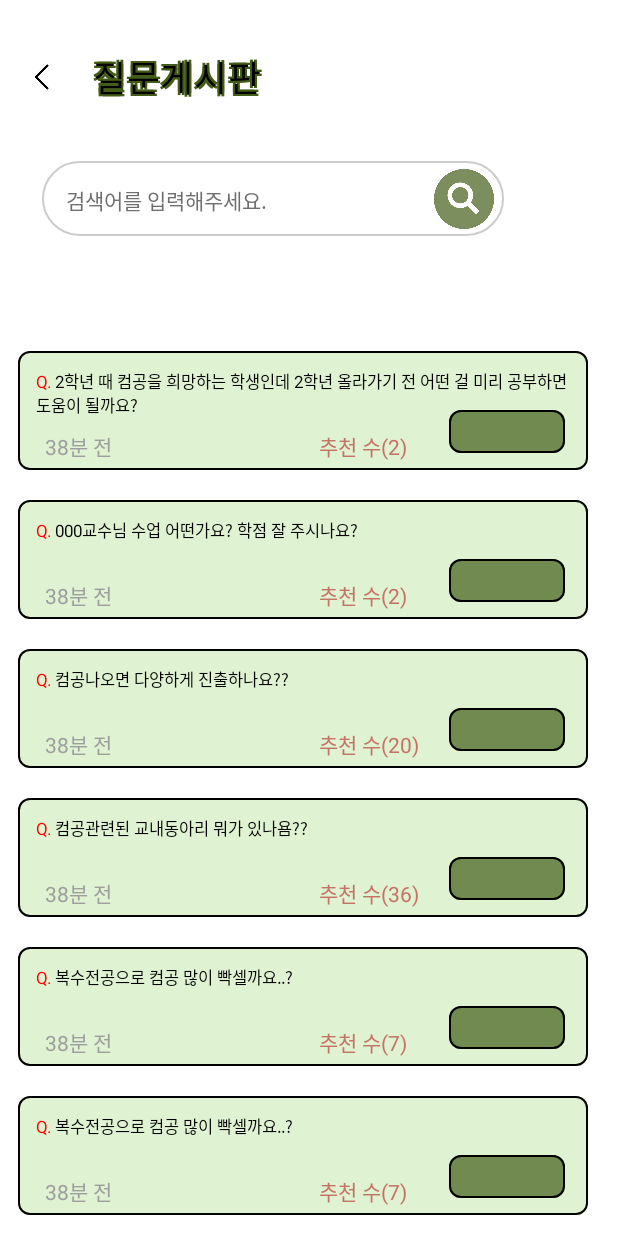
After one commit to KUmmIT-team2/KUSLS-Front, an Android app built with Jetpack Compose: the composable QnAScreen called with empty values, on a phone screen of 412 x 824 dp. The commit adds this screen. Run offline under Robolectric (Android 15) with nearby library versions, the phone set to English and light mode, and no system bars.

Commit message:
QnAScreen (질문게시판) 완료

```diff
--- /dev/null
+++ b/app/src/main/java/com/konkuk/kusls/component/SearchBox.kt
@@ -0,0 +1,49 @@
+package com.konkuk.kusls.component
+
+import androidx.compose.foundation.Image
+import androidx.compose.foundation.background
+import androidx.compose.foundation.border
+import androidx.compose.foundation.layout.Arrangement
+import androidx.compose.foundation.layout.Row
+import androidx.compose.foundation.layout.height
+import androidx.compose.foundation.layout.padding
+import androidx.compose.foundation.layout.size
+import androidx.compose.foundation.layout.width
+import androidx.compose.foundation.shape.RoundedCornerShape
+import androidx.compose.runtime.Composable
+import androidx.compose.ui.Alignment
+import androidx.compose.ui.Modifier
+import androidx.compose.ui.graphics.Color
+import androidx.compose.ui.res.painterResource
+import androidx.compose.ui.unit.dp
+import com.konkuk.kusls.R
+
+@Composable
+fun SearchBox(
+    baseplaceholder: String = "기본 입력창 내용",
+    value: String,
+    onValueChanged: (String) -> Unit,
+) {
+    Row(
+        modifier = Modifier
+            .padding(start = 28.dp, top = 38.dp, bottom = 5.dp)
+            .border(
+                width = 1.dp, color = Color(0xFFCCCCCC), shape = RoundedCornerShape(size = 70.dp)
+            )
+            .width(308.dp)
+            .height(50.dp)
+            .background(color = Color(0xFFFFFFFF), shape = RoundedCornerShape(size = 70.dp)),
+        horizontalArrangement = Arrangement.spacedBy(5.dp),
+        verticalAlignment = Alignment.CenterVertically,
+    ) {
+        SearchInputBox(
+            baseplaceholder = baseplaceholder, value = value, onValueChanged = onValueChanged
+        )
+
+        Image(
+            painter = painterResource(id = R.drawable.ic_qna_search),
+            contentDescription = "QnA Icon",
+            modifier = Modifier.size(40.dp)
+        )
+    }
+}
--- /dev/null
+++ b/app/src/main/java/com/konkuk/kusls/component/SearchInputBox.kt
@@ -0,0 +1,56 @@
+package com.konkuk.kusls.component
+
+import androidx.compose.foundation.border
+import androidx.compose.foundation.layout.Column
+import androidx.compose.foundation.layout.height
+import androidx.compose.foundation.layout.width
+import androidx.compose.foundation.shape.RoundedCornerShape
+import androidx.compose.material3.Text
+import androidx.compose.material3.TextField
+import androidx.compose.material3.TextFieldDefaults
+import androidx.compose.runtime.Composable
+import androidx.compose.ui.Modifier
+import androidx.compose.ui.graphics.Color
+import androidx.compose.ui.text.TextStyle
+import androidx.compose.ui.unit.dp
+import androidx.compose.ui.unit.sp
+
+
+@Composable
+fun SearchInputBox(
+    baseplaceholder: String = "기본 입력창 내용",
+    value: String,
+    onValueChanged: (String) -> Unit,
+    modifier: Modifier = Modifier
+) {
+    Column(
+        modifier = modifier
+    ) {
+        TextField(
+            value = value,
+            onValueChange = onValueChanged,
+            placeholder = {
+                Text(
+                    text = baseplaceholder,
+                    fontSize = 14.sp,
+                    color = Color(0xFF6F6F6F),
+                    style = TextStyle(
+                        lineHeight = 17.sp
+                    ),
+                    modifier = Modifier
+                )
+            },
+            colors = TextFieldDefaults.colors(
+                focusedIndicatorColor = Color.White,
+                unfocusedIndicatorColor = Color.White,
+                focusedContainerColor = Color.White,
+                unfocusedContainerColor = Color.White
+            ),
+            shape = RoundedCornerShape(6.dp),
+            modifier = Modifier
+                .width(256.dp)
+                .height(50.dp)
+                .border(width = 1.dp, color = Color.White)
+        )
+    }
+}
--- /dev/null
+++ b/app/src/main/java/com/konkuk/kusls/core/util/context/OutlinedText.kt
@@ -0,0 +1,46 @@
+package com.konkuk.kusls.core.util.context
+
+import androidx.compose.foundation.layout.Box
+import androidx.compose.foundation.layout.offset
+import androidx.compose.material3.Text
+import androidx.compose.runtime.Composable
+import androidx.compose.ui.Modifier
+import androidx.compose.ui.geometry.Offset
+import androidx.compose.ui.graphics.Color
+import androidx.compose.ui.unit.IntOffset
+import androidx.compose.ui.unit.TextUnit
+import androidx.compose.ui.unit.sp
+
+@Composable
+fun OutlinedText(
+    text: String,
+    fontSize: TextUnit = 20.sp,
+    color: Color = Color.White,
+    outlineColor: Color = Color.Black,
+    strokeWidth: Float = 4f,
+    modifier: Modifier = Modifier
+) {
+    Box(modifier = modifier) {
+        val offsets = listOf(
+            Offset(-strokeWidth, -strokeWidth),
+            Offset(strokeWidth, -strokeWidth),
+            Offset(-strokeWidth, strokeWidth),
+            Offset(strokeWidth, strokeWidth),
+        )
+        offsets.forEach { offset ->
+            Text(
+                text = text,
+                color = outlineColor,
+                fontSize = fontSize,
+                modifier = Modifier
+                    .offset { IntOffset(offset.x.toInt(), offset.y.toInt()) }
+            )
+        }
+
+        Text(
+            text = text,
+            color = color,
+            fontSize = fontSize,
+        )
+    }
+}
--- /dev/null
+++ b/app/src/main/java/com/konkuk/kusls/presentation/search/QnAData.kt
@@ -0,0 +1,6 @@
+package com.konkuk.kusls.presentation.search
+
+data class QnAData(
+    val title: String,
+    val recommend: Int,
+)
--- /dev/null
+++ b/app/src/main/java/com/konkuk/kusls/presentation/search/QnAScreen.kt
@@ -0,0 +1,134 @@
+package com.konkuk.kusls.presentation.search
+
+import androidx.compose.foundation.Image
+import androidx.compose.foundation.background
+import androidx.compose.foundation.layout.Arrangement
+import androidx.compose.foundation.layout.Column
+import androidx.compose.foundation.layout.Row
+import androidx.compose.foundation.layout.Spacer
+import androidx.compose.foundation.layout.fillMaxSize
+import androidx.compose.foundation.layout.padding
+import androidx.compose.foundation.layout.size
+import androidx.compose.foundation.lazy.LazyColumn
+import androidx.compose.foundation.lazy.items
+import androidx.compose.foundation.lazy.rememberLazyListState
+import androidx.compose.runtime.Composable
+import androidx.compose.runtime.getValue
+import androidx.compose.runtime.mutableStateOf
+import androidx.compose.runtime.remember
+import androidx.compose.runtime.setValue
+import androidx.compose.ui.Alignment
+import androidx.compose.ui.Modifier
+import androidx.compose.ui.graphics.Color
+import androidx.compose.ui.res.painterResource
+import androidx.compose.ui.tooling.preview.Preview
+import androidx.compose.ui.unit.dp
+import androidx.compose.ui.unit.sp
+import com.konkuk.kusls.R
+import com.konkuk.kusls.component.SearchBox
+import com.konkuk.kusls.core.util.context.OutlinedText
+import com.konkuk.kusls.presentation.search.component.QuestionBox
+
+@Composable
+fun QnAScreen(
+    modifier: Modifier = Modifier,
+    department: String
+) {
+    val lazyState = rememberLazyListState()
+    var value by remember { mutableStateOf("") }
+
+    Column(
+        modifier = modifier
+            .fillMaxSize()
+            .background(Color(0xFFFFFFFF))
+    ) {
+        Row(
+            modifier = Modifier.padding(top = 33.dp, start = 16.dp),
+            verticalAlignment = Alignment.CenterVertically
+        ) {
+            Image(
+                painter = painterResource(id = R.drawable.ic_arrow_left),
+                contentDescription = "QnA Left Arrow",
+                modifier = Modifier.size(24.dp)
+            )
+            Spacer(modifier = Modifier.size(15.dp))
+            OutlinedText(
+                text = "${department} 질문게시판",
+                fontSize = 24.sp,
+                color = Color.Black,
+                outlineColor = Color(0xFF435D18),
+                strokeWidth = 2f
+            )
+        }
+
+        SearchBox(
+            baseplaceholder = "검색어를 입력해주세요.",
+            value = value,
+            onValueChanged = { value = it }
+        )
+
+        val qnaList = listOf(
+            QnAData(
+                title = "2학년 때 컴공을 희망하는 학생인데 2학년 올라가기 전 어떤 걸 미리 공부하면 도움이 될까요?",
+                recommend = 2
+            ),
+            QnAData(
+                title = "000교수님 수업 어떤가요? 학점 잘 주시나요?",
+                recommend = 2
+            ),
+            QnAData(
+                title = "컴공나오면 다양하게 진출하나요??",
+                recommend = 20
+            ),
+            QnAData(
+                title = "컴공관련된 교내동아리 뭐가 있나욤??",
+                recommend = 36
+            ),
+            QnAData(
+                title = "복수전공으로 컴공 많이 빡셀까요..?",
+                recommend = 7
+            ),
+            QnAData(
+                title = "복수전공으로 컴공 많이 빡셀까요..?",
+                recommend = 7
+            ),
+            QnAData(
+                title = "복수전공으로 컴공 많이 빡셀까요..?",
+                recommend = 7
+            ),
+            QnAData(
+                title = "복수전공으로 컴공 많이 빡셀까요..?",
+                recommend = 7
+            ),
+            QnAData(
+                title = "복수전공으로 컴공 많이 빡셀까요..?",
+                recommend = 7
+            ),
+            QnAData(
+                title = "복수전공으로 컴공 많이 빡셀까요..?",
+                recommend = 7
+            ),
+        )
+
+        LazyColumn(
+            modifier = Modifier.padding(start = 12.dp, end = 12.dp, top = 71.dp),
+            state = lazyState,
+            verticalArrangement = Arrangement.spacedBy(20.dp)
+        ) {
+            items(qnaList) { qna ->
+                QuestionBox(
+                    title = qna.title,
+                    recommend = qna.recommend,
+                )
+            }
+        }
+
+    }
+}
+
+
+@Preview(showBackground = true)
+@Composable
+private fun ChatScreenPreview() {
+    QnAScreen(Modifier, "컴퓨터공학부")
+}
--- a/app/src/main/java/com/konkuk/kusls/presentation/search/SearchScreen.kt
+++ b/app/src/main/java/com/konkuk/kusls/presentation/search/SearchScreen.kt
@@ -18,8 +18,6 @@ fun SearchScreen(
         horizontalAlignment = Alignment.CenterHorizontally,
         verticalArrangement = Arrangement.Center
     ) {
-        MainTitle(
-            title = "search"
-        )
+
     }
 }
```
Also changed, not shown: app/src/main/java/com/konkuk/kusls/core/util/context/remove.txt (deleted), app/src/main/res/drawable/ic_arrow_left.png (added), app/src/main/res/drawable/ic_qna_search.png (added).
